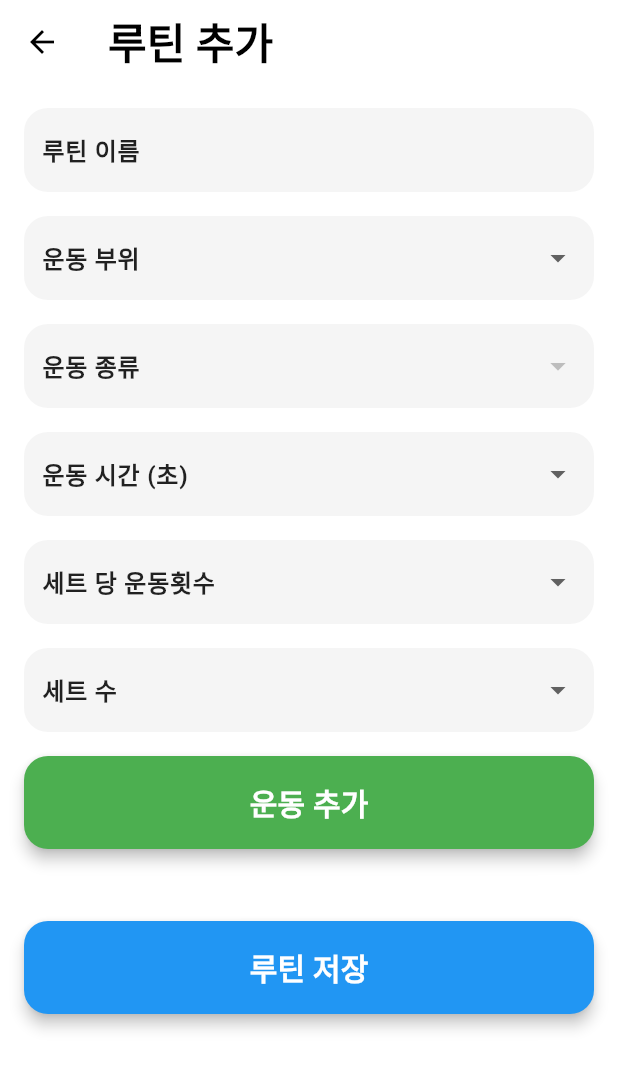
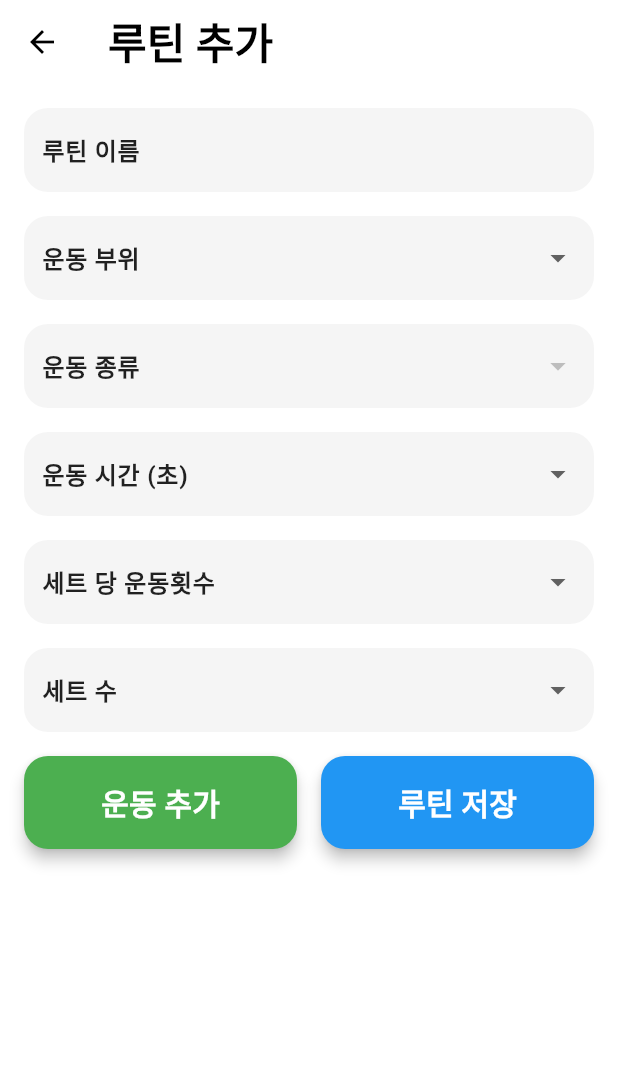
Before and after one commit to CBNU-younghun/OSS-TeamProject-app, a Flutter app: the AddRoutinePage screen opened directly, on a phone screen of 412 x 824 dp. Shown: the top 1069 px of the screen. Run offline on Flutter 3.47's test engine with Material 3 defaults, Android fonts, the phone set to English and light mode, and no system bars; our stand-ins replace fl_chart, flutter_neumorphic_plus, font_awesome_flutter, shared_preferences, video_player; accounts and stored records are empty; Roboto replaces fonts that are missing (Bebas Neue).

Commit message:
디자인 및 기능 변경: "운동 추가" 버튼과 "루틴 저장"버튼 배치를 위 아래가 아닌 양 옆으로 위치하도록 변경 추가 된 루틴이 "운동 추가" 버튼과 "루틴 저장"버튼 아래에 추가되도록 변경

```diff
--- a/lib/routine/add_routine_page.dart
+++ b/lib/routine/add_routine_page.dart
@@ -329,8 +329,11 @@ class _AddRoutinePageState extends State<AddRoutinePage> {
               ),
             ),
             SizedBox(height: 16.0),
-
-            ElevatedButton(
+            Row(
+              mainAxisAlignment: MainAxisAlignment.spaceBetween, // 버튼 간격 설정
+              children: [
+                Expanded(
+                  child: ElevatedButton(
                     onPressed: _addExercise,
                     style: ElevatedButton.styleFrom(
                     backgroundColor: Colors.green, // 버튼 배경색 설정
@@ -350,8 +353,33 @@ class _AddRoutinePageState extends State<AddRoutinePage> {
                         ),
                       ),
                     ),
-            SizedBox(height: 16.0),
-
+                  ),
+                  SizedBox(width: 16.0),
+                Expanded(
+                  child: ElevatedButton(
+                    onPressed: _addRoutine, // 루틴 저장 버튼 클릭 시 루틴 저장 함수 호출
+                    style: ElevatedButton.styleFrom(
+                      backgroundColor: Colors.blue, // 버튼 배경색 설정
+                      elevation: 4.0, // 그림자 효과 설정
+                      shape: RoundedRectangleBorder(
+                        borderRadius: BorderRadius.circular(16.0), // 버튼 모서리 둥글게 설정
+                      ),
+                      padding: EdgeInsets.symmetric(vertical: 16.0), // 버튼 패딩 설정
+                    ),
+                    child: Text(
+                      '루틴 저장', // 버튼 텍스트
+                      style: TextStyle(
+                        fontFamily: 'Bebas Neue', // 폰트 설정
+                        fontSize: 20.0, // 글자 크기 설정
+                        fontWeight: FontWeight.bold, // 글자 두께 설정
+                        color: Colors.white, // 텍스트 색상 설정
+                      ),
+                    ),
+                  ),
+                ),
+              ],
+            ),
+            SizedBox(height: 32.0),
             if (addedExercises.isNotEmpty) ...[
               Text(
                 '추가된 운동 목록', // 추가된 운동 목록 제목
@@ -383,27 +411,6 @@ class _AddRoutinePageState extends State<AddRoutinePage> {
                 );
               }).toList(),
             ],
-            SizedBox(height: 32.0), // 간격 추가
-            ElevatedButton(
-              onPressed: _addRoutine, // 루틴 저장 버튼 클릭 시 루틴 저장 함수 호출
-              style: ElevatedButton.styleFrom(
-                backgroundColor: Colors.blue, // 버튼 배경색 설정
-                elevation: 4.0, // 그림자 효과 설정
-                shape: RoundedRectangleBorder(
-                  borderRadius: BorderRadius.circular(16.0), // 버튼 모서리 둥글게 설정
-                ),
-                padding: EdgeInsets.symmetric(vertical: 16.0), // 버튼 패딩 설정
-              ),
-              child: Text(
-                '루틴 저장', // 버튼 텍스트
-                style: TextStyle(
-                  fontFamily: 'Bebas Neue', // 폰트 설정
-                  fontSize: 20.0, // 글자 크기 설정
-                  fontWeight: FontWeight.bold, // 글자 두께 설정
-                  color: Colors.white, // 텍스트 색상 설정
-                ),
-              ),
-            ),
           ],
         ),
       ),
```
Lines whose indentation alone changed are shown as unchanged.
